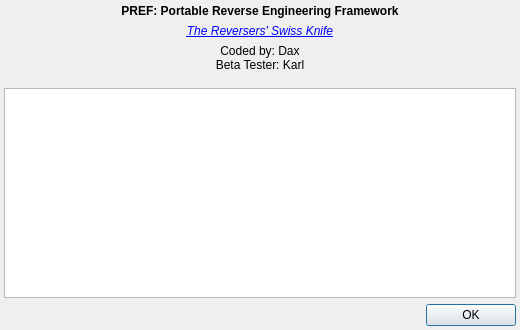
Above: aboutdialog.ui from PREF/PREF before the change. Below: the same form after it.
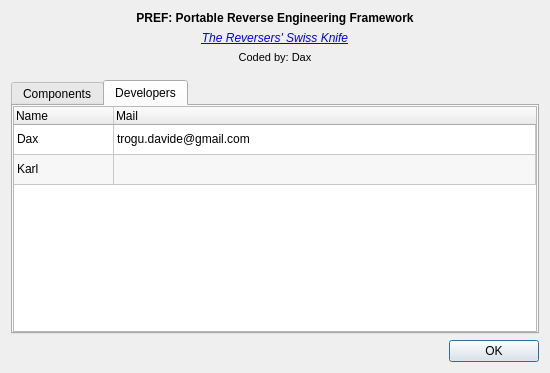
That is the form after the change. The open tabs and pages were chosen to show the change.

```diff
--- a/aboutdialog.ui
+++ b/aboutdialog.ui
@@ -6,8 +6,8 @@
    <rect>
     <x>0</x>
     <y>0</y>
-    <width>520</width>
-    <height>330</height>
+    <width>550</width>
+    <height>373</height>
    </rect>
   </property>
   <property name="sizePolicy">
@@ -19,10 +19,7 @@
   <property name="windowTitle">
    <string>About PREF</string>
   </property>
-  <layout class="QVBoxLayout" name="verticalLayout_3">
-   <property name="margin">
-    <number>4</number>
-   </property>
+  <layout class="QVBoxLayout" name="verticalLayout_4">
    <item>
     <layout class="QVBoxLayout" name="verticalLayout">
      <property name="bottomMargin">
@@ -68,7 +65,7 @@
         <string notr="true">font: italic 7pt &quot;Sans Serif&quot;;</string>
        </property>
        <property name="text">
-        <string>&lt;html&gt;&lt;head/&gt;&lt;body&gt;&lt;p&gt;Coded by: Dax&lt;br/&gt;Beta Tester: Karl&lt;/p&gt;&lt;/body&gt;&lt;/html&gt;</string>
+        <string>&lt;html&gt;&lt;head/&gt;&lt;body&gt;&lt;p&gt;&lt;span style=&quot; font-size:8pt;&quot;&gt;Coded by: Dax&lt;/span&gt;&lt;/p&gt;&lt;/body&gt;&lt;/html&gt;</string>
        </property>
        <property name="textFormat">
         <enum>Qt::RichText</enum>
@@ -81,49 +78,138 @@
     </layout>
    </item>
    <item>
+    <widget class="QTabWidget" name="tabWidget">
+     <property name="currentIndex">
+      <number>0</number>
+     </property>
+     <widget class="QWidget" name="tabComponents">
+      <attribute name="title">
+       <string>Components</string>
+      </attribute>
     <layout class="QVBoxLayout" name="verticalLayout_2">
+       <property name="margin">
+        <number>0</number>
+       </property>
      <item>
-      <widget class="QTreeWidget" name="listPrefInfo">
+        <widget class="QTableWidget" name="twComponents">
        <property name="editTriggers">
         <set>QAbstractItemView::NoEditTriggers</set>
        </property>
        <property name="alternatingRowColors">
+          <bool>true</bool>
+         </property>
+         <property name="selectionBehavior">
+          <enum>QAbstractItemView::SelectRows</enum>
+         </property>
+         <attribute name="horizontalHeaderHighlightSections">
         <bool>false</bool>
-       </property>
-       <property name="indentation">
+         </attribute>
+         <attribute name="horizontalHeaderStretchLastSection">
+          <bool>true</bool>
+         </attribute>
+         <attribute name="verticalHeaderVisible">
+          <bool>false</bool>
+         </attribute>
+         <attribute name="verticalHeaderHighlightSections">
+          <bool>false</bool>
+         </attribute>
+         <column>
+          <property name="text">
+           <string>Component</string>
+          </property>
+          <property name="textAlignment">
+           <set>AlignLeft|AlignVCenter</set>
+          </property>
+         </column>
+         <column>
+          <property name="text">
+           <string>Version</string>
+          </property>
+          <property name="textAlignment">
+           <set>AlignLeft|AlignVCenter</set>
+          </property>
+         </column>
+        </widget>
+       </item>
+      </layout>
+     </widget>
+     <widget class="QWidget" name="tabDevs">
+      <attribute name="title">
+       <string>Developers</string>
+      </attribute>
+      <layout class="QVBoxLayout" name="verticalLayout_3">
+       <property name="margin">
         <number>0</number>
        </property>
-       <property name="rootIsDecorated">
-        <bool>false</bool>
-       </property>
-       <property name="uniformRowHeights">
+       <item>
+        <widget class="QTableWidget" name="twDevs">
+         <property name="editTriggers">
+          <set>QAbstractItemView::NoEditTriggers</set>
+         </property>
+         <property name="alternatingRowColors">
         <bool>true</bool>
        </property>
-       <property name="itemsExpandable">
-        <bool>false</bool>
-       </property>
-       <property name="expandsOnDoubleClick">
+         <property name="selectionBehavior">
+          <enum>QAbstractItemView::SelectRows</enum>
+         </property>
+         <attribute name="horizontalHeaderHighlightSections">
         <bool>false</bool>
-       </property>
-       <property name="columnCount">
-        <number>2</number>
-       </property>
-       <attribute name="headerVisible">
+         </attribute>
+         <attribute name="horizontalHeaderStretchLastSection">
+          <bool>true</bool>
+         </attribute>
+         <attribute name="verticalHeaderVisible">
         <bool>false</bool>
        </attribute>
+         <attribute name="verticalHeaderHighlightSections">
+          <bool>false</bool>
+         </attribute>
+         <row>
+          <property name="text">
+           <string>1</string>
+          </property>
+         </row>
+         <row>
+          <property name="text">
+           <string>2</string>
+          </property>
+         </row>
        <column>
         <property name="text">
-         <string notr="true">1</string>
-        </property>
+           <string>Name</string>
+          </property>
+          <property name="textAlignment">
+           <set>AlignLeft|AlignVCenter</set>
+          </property>
        </column>
        <column>
         <property name="text">
-         <string notr="true">2</string>
-        </property>
-       </column>
+           <string>Mail</string>
+          </property>
+          <property name="textAlignment">
+           <set>AlignLeft|AlignVCenter</set>
+          </property>
+         </column>
+         <item row="0" column="0">
+          <property name="text">
+           <string>Dax</string>
+          </property>
+         </item>
+         <item row="0" column="1">
+          <property name="text">
+           <string>trogu.davide@gmail.com</string>
+          </property>
+         </item>
+         <item row="1" column="0">
+          <property name="text">
+           <string>Karl</string>
+          </property>
+         </item>
       </widget>
      </item>
     </layout>
+     </widget>
+    </widget>
    </item>
    <item>
     <layout class="QHBoxLayout" name="horizontalLayout">
```
Lines whose indentation alone changed are shown as unchanged.
